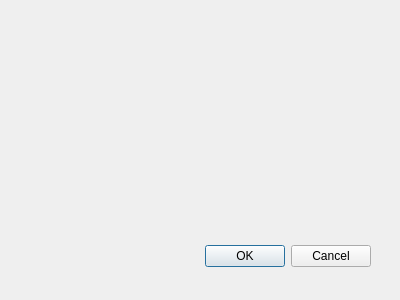
Qt form additemdialog.ui (mateusduboli/graphic_manager) before a commit.
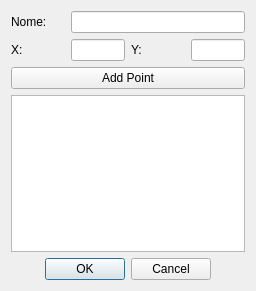
The same form after that commit.

```diff
--- a/additemdialog.ui
+++ b/additemdialog.ui
@@ -8,29 +8,71 @@
    <rect>
     <x>0</x>
     <y>0</y>
-    <width>400</width>
-    <height>300</height>
+    <width>256</width>
+    <height>291</height>
    </rect>
   </property>
   <property name="windowTitle">
    <string>Dialog</string>
   </property>
-  <widget name="buttonBox" class="QDialogButtonBox">
-   <property name="geometry">
-    <rect>
-     <x>30</x>
-     <y>240</y>
-     <width>341</width>
-     <height>32</height>
-    </rect>
-   </property>
-   <property name="orientation">
-    <enum>Qt::Horizontal</enum>
-   </property>
-   <property name="standardButtons">
-    <set>QDialogButtonBox::Cancel|QDialogButtonBox::Ok</set>
-   </property>
-  </widget>
+  <layout class="QGridLayout" name="gridLayout" rowstretch="1,1,1,1,1" columnstretch="1,1,1,1">
+   <item row="3" column="0" colspan="4">
+    <widget class="QListView" name="pointListView"/>
+   </item>
+   <item row="4" column="0" colspan="4">
+    <widget class="QDialogButtonBox" name="buttonBox">
+     <property name="orientation">
+      <enum>Qt::Horizontal</enum>
+     </property>
+     <property name="standardButtons">
+      <set>QDialogButtonBox::Cancel|QDialogButtonBox::Ok</set>
+     </property>
+     <property name="centerButtons">
+      <bool>true</bool>
+     </property>
+    </widget>
+   </item>
+   <item row="1" column="2">
+    <widget class="QLabel" name="yLabel">
+     <property name="text">
+      <string>Y:</string>
+     </property>
+    </widget>
+   </item>
+   <item row="2" column="0" colspan="4">
+    <widget class="QPushButton" name="addPointPushButton">
+     <property name="text">
+      <string>Add Point</string>
+     </property>
+    </widget>
+   </item>
+   <item row="1" column="3">
+    <widget class="QLineEdit" name="yLineEdit"/>
+   </item>
+   <item row="1" column="1">
+    <widget class="QLineEdit" name="xLineEdit"/>
+   </item>
+   <item row="1" column="0">
+    <widget class="QLabel" name="xLabel">
+     <property name="text">
+      <string>X:</string>
+     </property>
+     <property name="buddy">
+      <cstring>xLineEdit</cstring>
+     </property>
+    </widget>
+   </item>
+   <item row="0" column="0">
+    <widget class="QLabel" name="nameLabel">
+     <property name="text">
+      <string>Nome:</string>
+     </property>
+    </widget>
+   </item>
+   <item row="0" column="1" colspan="3">
+    <widget class="QLineEdit" name="nameLineEdit"/>
+   </item>
+  </layout>
  </widget>
  <pixmapfunction/>
  <resources/>
```
Left out of the diff: 25 changed lines with no effect on the pictures.
